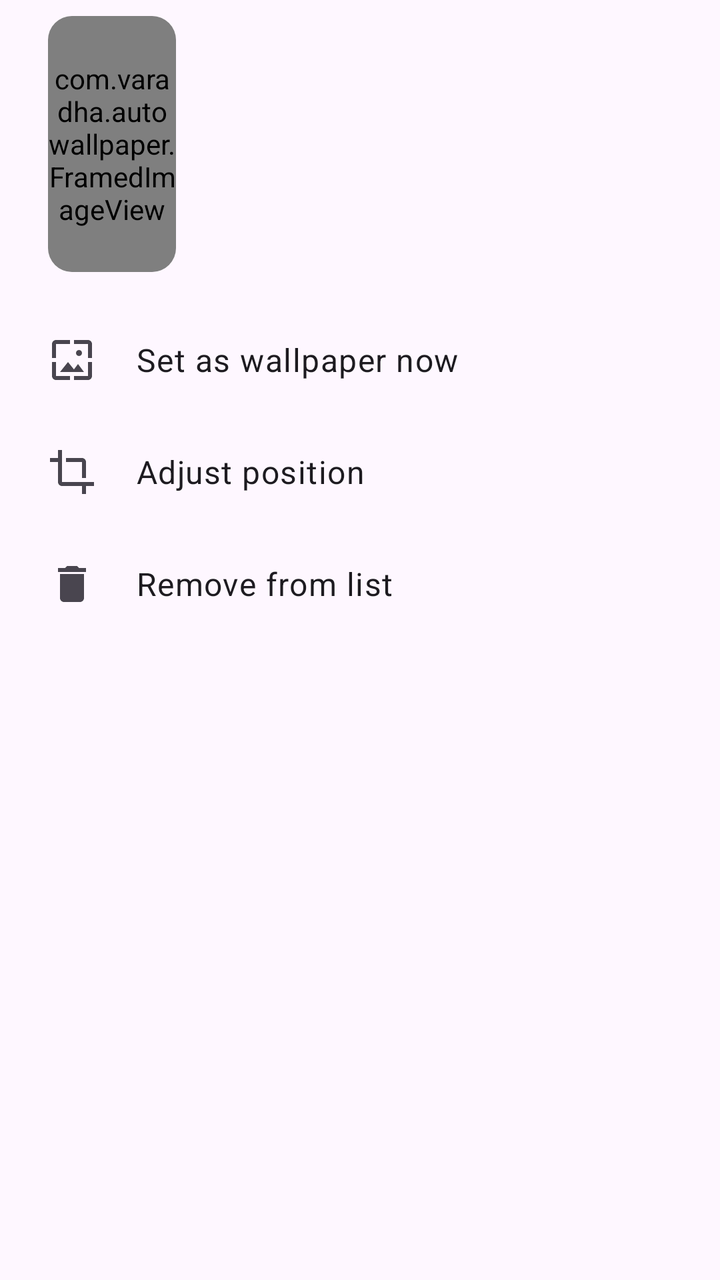
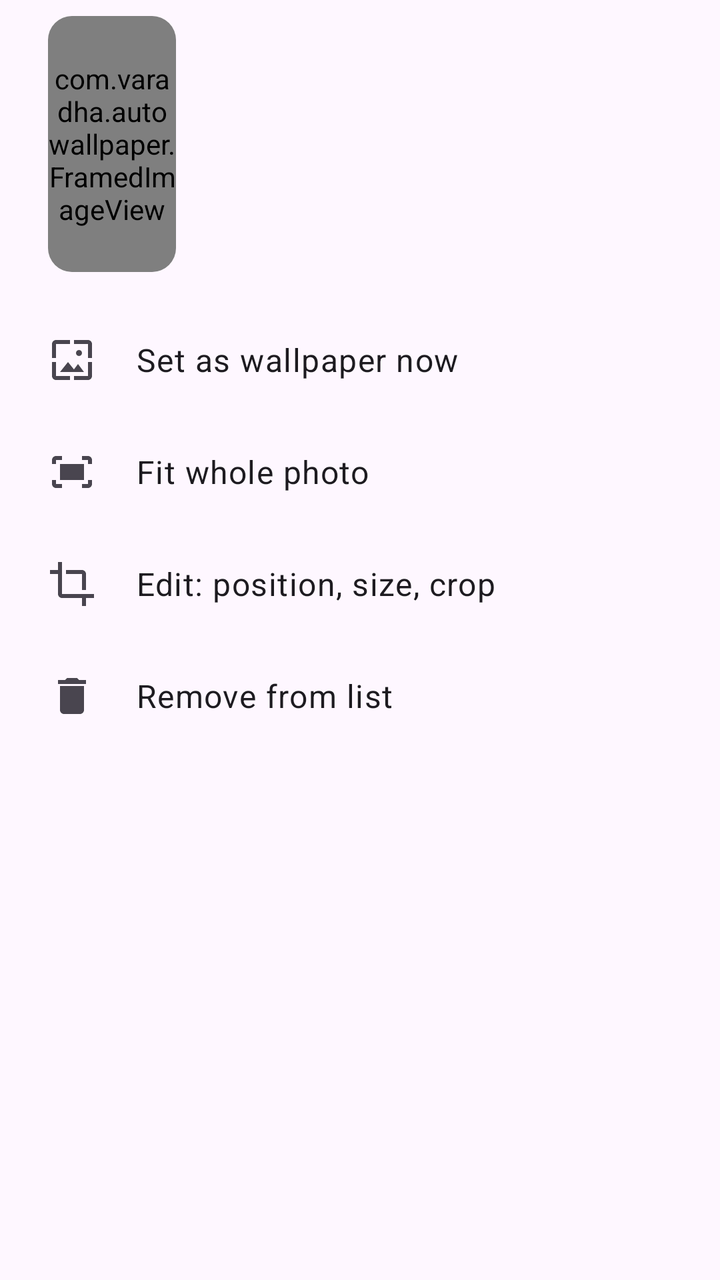

The first picture is an Android layout as it rendered before a commit; the second is the same layout after the commit. The layout source and the unified diff follow.
<!-- AndroidManifest.xml: application theme Theme.AutoWallpaper -->
<!-- res/layout/sheet_photo.xml -->
<?xml version="1.0" encoding="utf-8"?>
<LinearLayout xmlns:android="http://schemas.android.com/apk/res/android"
    xmlns:app="http://schemas.android.com/apk/res-auto"
    android:layout_width="match_parent"
    android:layout_height="wrap_content"
    android:orientation="vertical"
    android:paddingBottom="16dp">

    <LinearLayout
        android:layout_width="match_parent"
        android:layout_height="wrap_content"
        android:gravity="center_vertical"
        android:orientation="horizontal"
        android:paddingStart="24dp"
        android:paddingTop="8dp"
        android:paddingEnd="24dp"
        android:paddingBottom="16dp">

        <com.google.android.material.card.MaterialCardView
            style="?attr/materialCardViewFilledStyle"
            android:layout_width="64dp"
            android:layout_height="128dp"
            app:cardCornerRadius="12dp">

            <com.varadha.autowallpaper.FramedImageView
                android:id="@+id/preview"
                android:layout_width="match_parent"
                android:layout_height="match_parent" />
        </com.google.android.material.card.MaterialCardView>

        <LinearLayout
            android:layout_width="0dp"
            android:layout_height="wrap_content"
            android:layout_marginStart="20dp"
            android:layout_weight="1"
            android:orientation="vertical">

            <TextView
                android:id="@+id/sheetTitle"
                android:layout_width="wrap_content"
                android:layout_height="wrap_content"
                android:textAppearance="?attr/textAppearanceTitleLarge" />

            <TextView
                android:id="@+id/sheetSubtitle"
                android:layout_width="wrap_content"
                android:layout_height="wrap_content"
                android:layout_marginTop="4dp"
                android:textAppearance="?attr/textAppearanceBodyMedium"
                android:textColor="?attr/colorOnSurfaceVariant" />
        </LinearLayout>
    </LinearLayout>

    <TextView
        android:id="@+id/actionShow"
        style="@style/SheetAction"
        android:drawableStart="@drawable/ic_wallpaper"
        android:text="Set as wallpaper now" />

    <TextView
        android:id="@+id/actionAdjust"
        style="@style/SheetAction"
        android:drawableStart="@drawable/ic_crop"
        android:text="Adjust position" />

    <TextView
        android:id="@+id/actionRemove"
        style="@style/SheetAction"
        android:drawableStart="@drawable/ic_delete"
        android:text="Remove from list" />
</LinearLayout>
<!-- resources referenced by this layout -->
<resources>
  <!-- drawable ic_crop (drawable) -->
  <vector xmlns:android="http://schemas.android.com/apk/res/android"
      android:width="24dp" android:height="24dp" android:viewportWidth="24" android:viewportHeight="24"
      android:tint="?attr/colorControlNormal">
      <path android:fillColor="@android:color/white" android:pathData="M17,15h2V7c0,-1.1 -0.9,-2 -2,-2H9v2h8v8zM7,17V1H5v4H1v2h4v10c0,1.1 0.9,2 2,2h10v4h2v-4h4v-2H7z" />
  </vector>
  <!-- drawable ic_delete (drawable) -->
  <vector xmlns:android="http://schemas.android.com/apk/res/android"
      android:width="24dp" android:height="24dp" android:viewportWidth="24" android:viewportHeight="24"
      android:tint="?attr/colorControlNormal">
      <path android:fillColor="@android:color/white" android:pathData="M6,19c0,1.1 0.9,2 2,2h8c1.1,0 2,-0.9 2,-2V7H6v12zM19,4h-3.5l-1,-1h-5l-1,1H5v2h14V4z" />
  </vector>
  <!-- drawable ic_wallpaper (drawable) -->
  <vector xmlns:android="http://schemas.android.com/apk/res/android"
      android:width="24dp" android:height="24dp" android:viewportWidth="24" android:viewportHeight="24"
      android:tint="?attr/colorControlNormal">
      <path android:fillColor="@android:color/white" android:pathData="M4,4h7V2H4c-1.1,0 -2,0.9 -2,2v7h2V4zM10,13l-4,5h12l-3,-4 -2.03,2.71L10,13zM17,8.5c0,-0.83 -0.67,-1.5 -1.5,-1.5S14,7.67 14,8.5s0.67,1.5 1.5,1.5S17,9.33 17,8.5zM20,2h-7v2h7v7h2V4c0,-1.1 -0.9,-2 -2,-2zM20,20h-7v2h7c1.1,0 2,-0.9 2,-2v-7h-2v7zM4,13H2v7c0,1.1 0.9,2 2,2h7v-2H4v-7z" />
  </vector>
  <style name="SheetAction">
          <item name="android:layout_width">match_parent</item>
          <item name="android:layout_height">56dp</item>
          <item name="android:gravity">center_vertical</item>
          <item name="android:paddingStart">24dp</item>
          <item name="android:paddingEnd">24dp</item>
          <item name="android:drawablePadding">20dp</item>
          <item name="android:background">?attr/selectableItemBackground</item>
          <item name="android:textAppearance">?attr/textAppearanceBodyLarge</item>
          <item name="drawableTint">?attr/colorOnSurfaceVariant</item>
      </style>
  <style name="Theme.AutoWallpaper" parent="Theme.Material3.DayNight.NoActionBar">
          <item name="colorPrimary">@color/seed</item>
          <item name="android:statusBarColor">@android:color/transparent</item>
      </style>
  <color name="seed">#5B4FCF</color>
</resources>

<!-- the commit's change to res/layout/sheet_photo.xml (unified diff, before → after) -->
@@ -58,10 +58,16 @@
         android:text="Set as wallpaper now" />
 
     <TextView
+        android:id="@+id/actionFit"
+        style="@style/SheetAction"
+        android:drawableStart="@drawable/ic_fit_screen"
+        android:text="Fit whole photo" />
+
+    <TextView
         android:id="@+id/actionAdjust"
         style="@style/SheetAction"
         android:drawableStart="@drawable/ic_crop"
-        android:text="Adjust position" />
+        android:text="Edit: position, size, crop" />
 
     <TextView
         android:id="@+id/actionRemove"
<!-- resource entries referenced after the edit -->
@@ -11,6 +11,12 @@
       android:width="24dp" android:height="24dp" android:viewportWidth="24" android:viewportHeight="24"
       android:tint="?attr/colorControlNormal">
       <path android:fillColor="@android:color/white" android:pathData="M6,19c0,1.1 0.9,2 2,2h8c1.1,0 2,-0.9 2,-2V7H6v12zM19,4h-3.5l-1,-1h-5l-1,1H5v2h14V4z" />
+  </vector>
+  <!-- drawable ic_fit_screen (drawable) -->
+  <vector xmlns:android="http://schemas.android.com/apk/res/android"
+      android:width="24dp" android:height="24dp" android:viewportWidth="24" android:viewportHeight="24"
+      android:tint="?attr/colorControlNormal">
+      <path android:fillColor="@android:color/white" android:pathData="M17,4h3c1.1,0 2,0.9 2,2v2h-2V6h-3V4zM4,8V6h3V4H4C2.9,4 2,4.9 2,6v2h2zM20,16v2h-3v2h3c1.1,0 2,-0.9 2,-2v-2h-2zM7,18H4v-2H2v2c0,1.1 0.9,2 2,2h3v-2zM18,8H6v8h12V8z" />
   </vector>
   <!-- drawable ic_wallpaper (drawable) -->
   <vector xmlns:android="http://schemas.android.com/apk/res/android"
